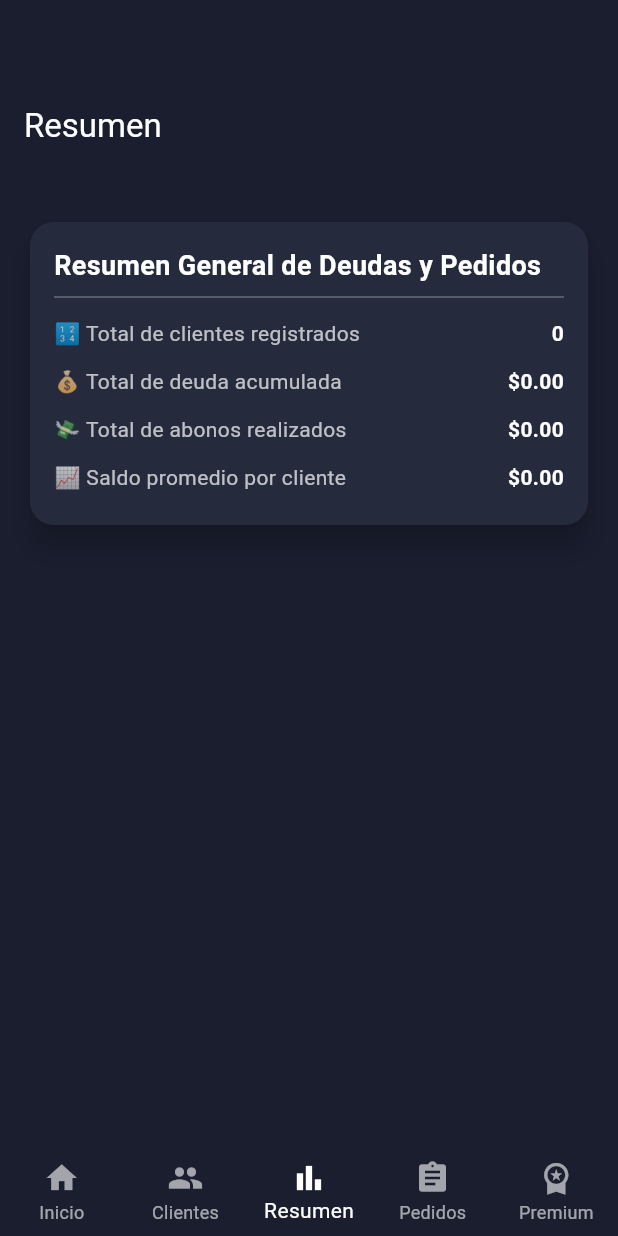
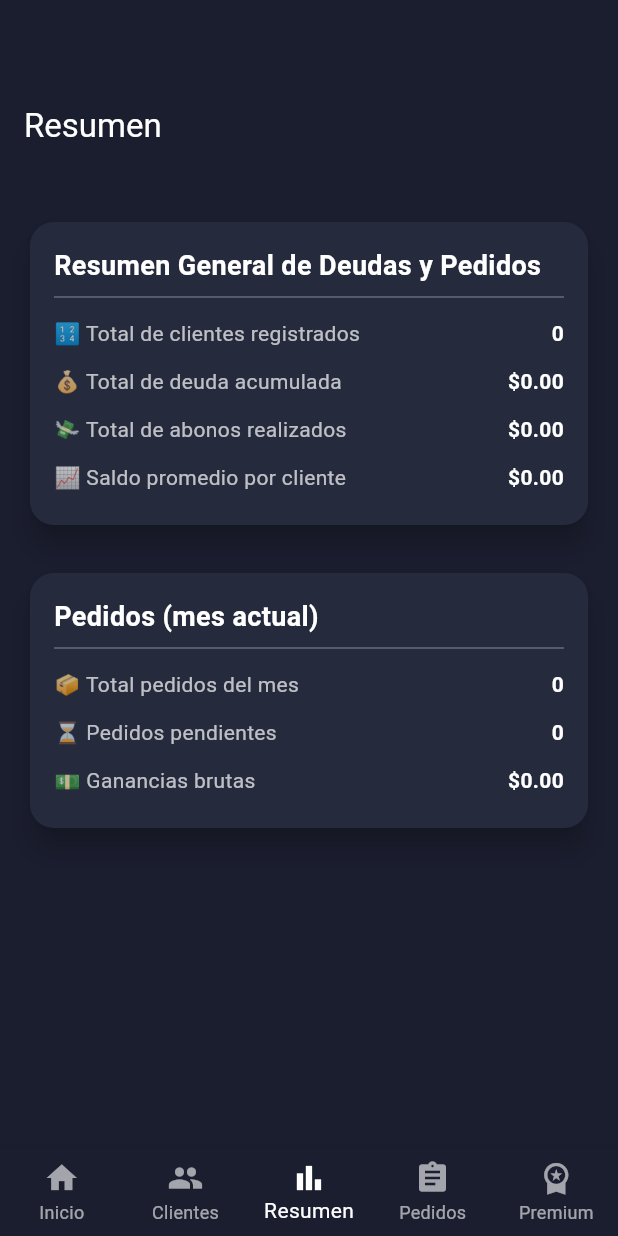
Before and after one commit to Angel050521/MiFiadoFinal, a Flutter app: the screen it shows after launch, item 3 of the bottom bar chosen, on a phone screen of 412 x 824 dp. Run offline on Flutter 3.47's test engine with Material 3 defaults, Android fonts, the phone set to English and light mode, and no system bars; our stand-ins replace connectivity_plus, device_info_plus, google_mobile_ads, in_app_purchase, pdf, printing and 2 more; accounts and stored records are empty.

Commit message:
Agrega card de resumen de pedidos en resumen_screen y función getAllPedidos

```diff
--- a/lib/db/database_helper.dart
+++ b/lib/db/database_helper.dart
@@ -186,6 +186,13 @@ class DatabaseHelper {
     return maps.map((m) => Pedido.fromMap(m)).toList();
   }
 
+  /// Obtiene todos los pedidos, sin importar si están hechos o no
+  Future<List<Pedido>> getAllPedidos() async {
+    final db = await database;
+    final maps = await db.query('pedidos', orderBy: 'fechaEntrega ASC');
+    return maps.map((m) => Pedido.fromMap(m)).toList();
+  }
+
   Future<int> updatePedido(Pedido pedido) async {
     final db = await database;
     return await db.update(
--- a/lib/screens/resumen_screen.dart
+++ b/lib/screens/resumen_screen.dart
@@ -15,6 +15,11 @@ class _ResumenScreenState extends State<ResumenScreen> {
   int _totalClientes = 0;
   double _totalCargos = 0;
   double _totalAbonos = 0;
+
+  // NUEVO: variables para la card de pedidos
+  int _totalPedidosMes = 0;
+  int _pedidosPendientes = 0;
+  double _gananciasBrutas = 0;
 
   @override
   void initState() {
@@ -44,10 +49,39 @@ class _ResumenScreenState extends State<ResumenScreen> {
       }
     }
 
+    // --- Pedidos: cálculo de métricas ---
+    final pedidos = await _db.getAllPedidos();
+    final now = DateTime.now();
+    final primerDiaMes = DateTime(now.year, now.month, 1);
+
+    int totalMes = 0;
+    int pendientes = 0;
+    double ganancias = 0;
+
+    for (var p in pedidos) {
+      // Total del mes: entre el 1° y hoy
+      if (p.fechaEntrega != null) {
+        final fecha = p.fechaEntrega!;
+        if (!fecha.isBefore(primerDiaMes) && !fecha.isAfter(now)) {
+          totalMes++;
+        }
+      }
+      // Pendientes
+      if (!p.hecho) pendientes++;
+      // Ganancias brutas (solo pedidos hechos)
+      if (p.hecho && p.precio != null) {
+        ganancias += p.precio!;
+      }
+    }
+
     setState(() {
       _totalClientes = clientes.length;
       _totalCargos = cargos;
       _totalAbonos = abonos;
+      // NUEVO
+      _totalPedidosMes = totalMes;
+      _pedidosPendientes = pendientes;
+      _gananciasBrutas = ganancias;
     });
   }
 
@@ -76,6 +110,15 @@ class _ResumenScreenState extends State<ResumenScreen> {
                 _buildItem("💰 Total de deuda acumulada", "\$${deudaTotal.toStringAsFixed(2)}"),
                 _buildItem("💸 Total de abonos realizados", "\$${_totalAbonos.toStringAsFixed(2)}"),
                 _buildItem("📈 Saldo promedio por cliente", "\$${saldoPromedio.toStringAsFixed(2)}"),
+              ],
+            ),
+            const SizedBox(height: 24),
+            _buildCard(
+              title: "Pedidos (mes actual)",
+              children: [
+                _buildItem("📦 Total pedidos del mes", _totalPedidosMes.toString()),
+                _buildItem("⏳ Pedidos pendientes", _pedidosPendientes.toString()),
+                _buildItem("💵 Ganancias brutas", "\$${_gananciasBrutas.toStringAsFixed(2)}"),
               ],
             ),
           ],
--- a/lib/utils/pdf_generator.dart
+++ b/lib/utils/pdf_generator.dart
@@ -1,3 +1,4 @@
+
 import 'dart:io';
 import 'package:flutter/services.dart' show rootBundle;
 import 'package:pdf/pdf.dart';
--- a/pubspec.yaml
+++ b/pubspec.yaml
@@ -37,7 +37,7 @@ flutter:
 
   assets:
     - assets/logo_fiado.png
-    - assets/Logo_pdf.png
+    - assets/Logo.png
 
 flutter_launcher_icons:
   android: true
```
Also changed, not shown: assets/Logo.png (renamed from assets/Logo_pdf.png), lib/screens/cliente_lista.dart (line endings or trailing spaces), lib/screens/pedido_detail_screen.dart (line endings or trailing spaces), lib/screens/pedido_form_screen.dart (line endings or trailing spaces).
